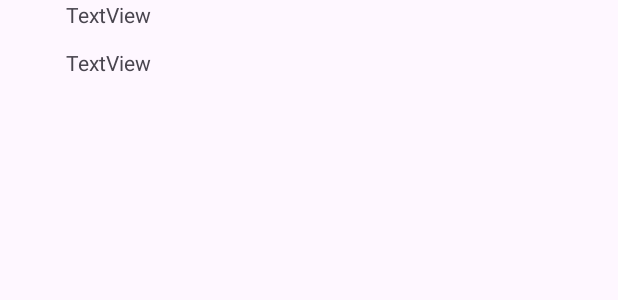
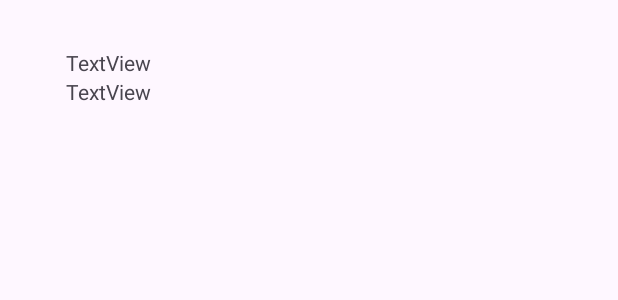
Before and after one commit to Bonnand/PolyHome, an Android app: the layout show_devices.xml on its own in the app's theme, with its tools: preview values and no code run, on a phone screen of 412 x 824 dp. Shown: the top 300 px of the screen. Run offline under Robolectric (Android 15) with nearby library versions, the phone set to English and light mode, and no system bars; network calls fail.

```diff
--- a/app/src/main/java/com/adrien_bonnand/polyhome/Device/Device.kt
+++ b/app/src/main/java/com/adrien_bonnand/polyhome/Device/Device.kt
@@ -1,9 +1,10 @@
 package com.adrien_bonnand.polyhome.Device
 
 data class Device(
-    val deviceId : String,
+    val id : String,
     val availableCommands : List<String>,
     val opening: Int,
     val openingMode: Int,
-    val power : Int
+    val power: Int,
+    val type: String
 )
--- a/app/src/main/java/com/adrien_bonnand/polyhome/RegisterActivity.kt
+++ b/app/src/main/java/com/adrien_bonnand/polyhome/RegisterActivity.kt
@@ -34,8 +34,6 @@ class RegisterActivity : AppCompatActivity() {
 
     }
 
-
-
     private fun registerSuccess(responseCode : Int){
         if(responseCode==200){
             finish()
--- a/app/src/main/res/layout/show_devices.xml
+++ b/app/src/main/res/layout/show_devices.xml
@@ -22,5 +22,5 @@
         android:layout_marginStart="44dp"
         android:text="TextView"
         app:layout_constraintStart_toStartOf="parent"
-        tools:layout_editor_absoluteY="76dp" />
+        app:layout_constraintTop_toBottomOf="@+id/textDeviceId" />
 </androidx.constraintlayout.widget.ConstraintLayout>
--- a/app/src/main/res/layout/show_houses.xml
+++ b/app/src/main/res/layout/show_houses.xml
@@ -22,5 +22,5 @@
         android:layout_marginStart="44dp"
         android:text="TextView"
         app:layout_constraintStart_toStartOf="parent"
-        tools:layout_editor_absoluteY="75dp" />
+        app:layout_constraintTop_toBottomOf="@+id/textHouseId" />
 </androidx.constraintlayout.widget.ConstraintLayout>
```
Also changed, not shown: app/src/main/java/com/adrien_bonnand/polyhome/Device/DevicesListActivity.kt (+11 -3 lines).
